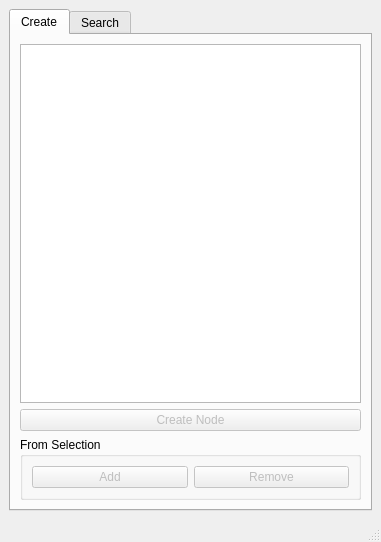
Old version of the form cg3dguru/user_data/user_data.ui in the repository Nathanieljla/cg3d-maya-core.
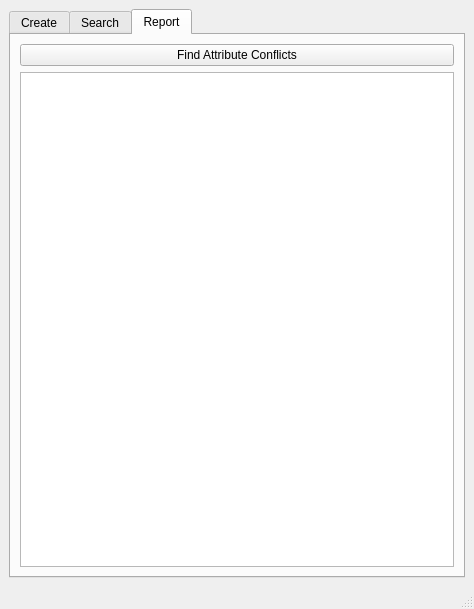
New version of the form. The open tabs and pages were chosen to show the change.

Commit message: Changed BaseData class to not need to be instanced to get and create data

```diff
--- a/cg3dguru/user_data/user_data.ui
+++ b/cg3dguru/user_data/user_data.ui
@@ -6,20 +6,23 @@
    <rect>
     <x>0</x>
     <y>0</y>
-    <width>381</width>
-    <height>542</height>
+    <width>474</width>
+    <height>609</height>
    </rect>
   </property>
   <property name="windowTitle">
    <string>User Data</string>
   </property>
   <widget class="QWidget" name="centralwidget">
-   <layout class="QVBoxLayout" name="verticalLayout_2">
+   <layout class="QHBoxLayout" name="horizontalLayout_2">
     <item>
      <widget class="QTabWidget" name="tabWidget">
       <property name="currentIndex">
        <number>0</number>
       </property>
+      <property name="documentMode">
+       <bool>false</bool>
+      </property>
       <widget class="QWidget" name="createTab">
        <attribute name="title">
         <string>Create</string>
@@ -108,6 +111,48 @@
         </item>
        </layout>
       </widget>
+      <widget class="QWidget" name="report_tab">
+       <attribute name="title">
+        <string>Report</string>
+       </attribute>
+       <layout class="QVBoxLayout" name="verticalLayout_2">
+        <property name="spacing">
+         <number>0</number>
+        </property>
+        <property name="leftMargin">
+         <number>0</number>
+        </property>
+        <property name="topMargin">
+         <number>0</number>
+        </property>
+        <property name="rightMargin">
+         <number>0</number>
+        </property>
+        <property name="bottomMargin">
+         <number>0</number>
+        </property>
+        <item>
+         <widget class="QWidget" name="widget" native="true">
+          <layout class="QVBoxLayout" name="verticalLayout_6">
+           <item>
+            <widget class="QPushButton" name="attribute_conflicts">
+             <property name="text">
+              <string>Find Attribute Conflicts</string>
+             </property>
+            </widget>
+           </item>
+           <item>
+            <widget class="QPlainTextEdit" name="report_results">
+             <property name="readOnly">
+              <bool>true</bool>
+             </property>
+            </widget>
+           </item>
+          </layout>
+         </widget>
+        </item>
+       </layout>
+      </widget>
      </widget>
     </item>
    </layout>
```
Left out of the diff: 2 changed lines with no effect on the pictures. The commit also changes 2 other files.
